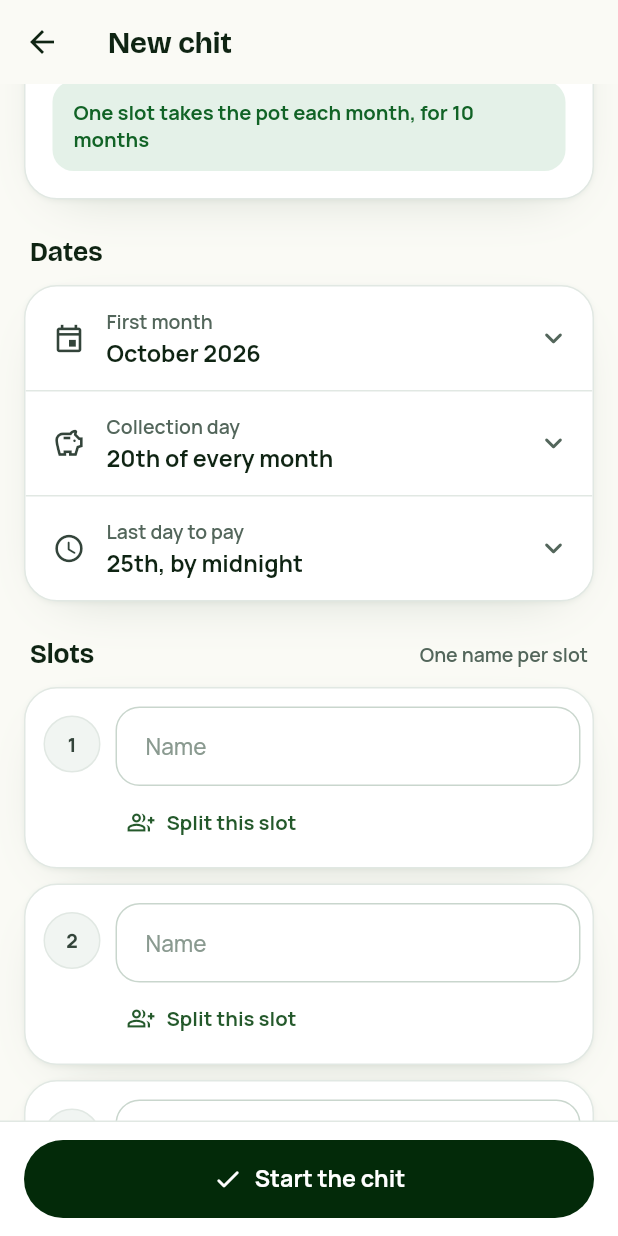
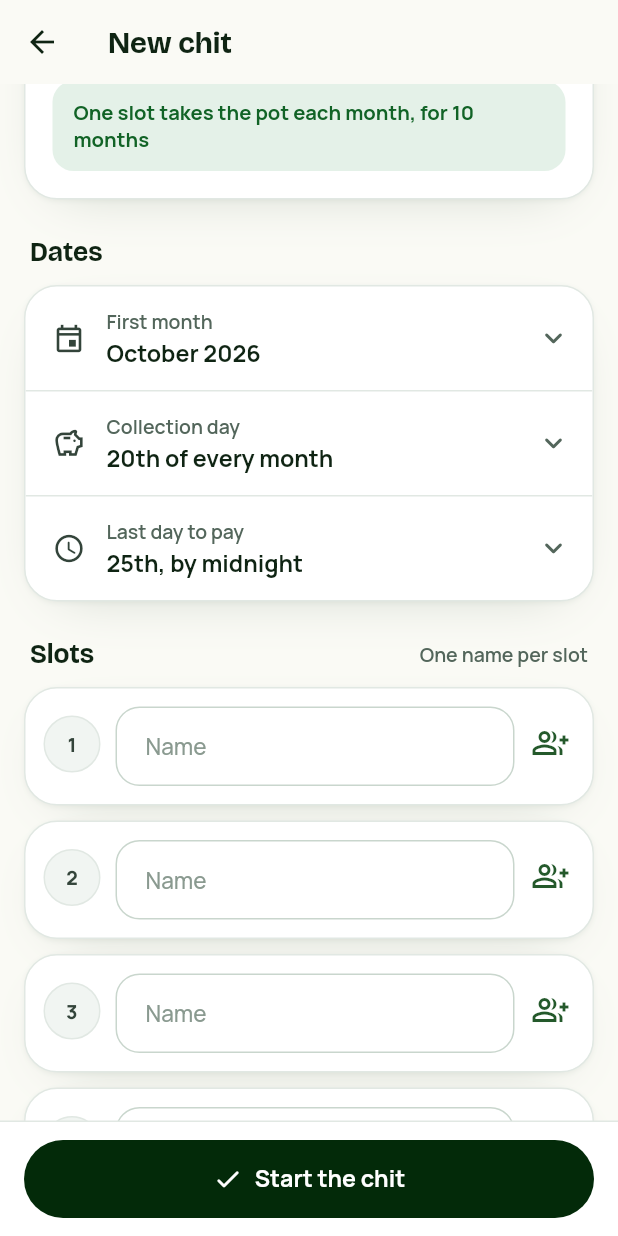
Before and after one commit to NAVICORP/kuree, a Flutter app: the KuriEditorScreen screen opened directly, scrolled down 576 dp, on a phone screen of 412 x 824 dp. Run offline on Flutter 3.47's test engine with Material 3 defaults, Android fonts, the phone set to English and light mode, and no system bars; our stand-ins replace audioplayers, share_plus, shared_preferences, wakelock_plus; missing offline and left inert: flutter_quick_video_encoder, gal; accounts and stored records are empty; project files that could hold a hidden picture were left out.

Commit message:
App: labels shrink to fit, compact slot rows, tidy Malayalam reminder
- Button labels scale down a little instead of being cut off, so long
  Malayalam and Tamil labels stay whole.
- The save bar's Undo and Save share the row, and the reminder buttons
  have a width cap, so neither pushes the text out at 360 dp.
- Slot rows stay one line: a person-add button splits a slot; a shared
  slot lists each person with their part and an "Add a person" button,
  and each name has its own remove button.
- Escape the invisible direction marks in the code-sent sentence.
- Picture tests scroll past the new currency row.

Checked with the Dart analyzer against the Flutter stable sources (no
issues) and the logic tests on the Dart VM (all pass).

Co-Authored-By: Claude Opus 5.5 <noreply@anthropic.com>
Claude-Session: https://claude.ai/code/session_01Sb4k224acfZHz9i2Z4zLUu

```diff
--- a/app/lib/l10n/app_ml.arb
+++ b/app/lib/l10n/app_ml.arb
@@ -115,8 +115,8 @@
   "errEmailLooksWrong": "ആ ഇമെയിൽ ശരിയാണെന്ന് തോന്നുന്നില്ല.",
   "errSignInNotFinished": "സൈൻ ഇൻ പൂർത്തിയായില്ല. വീണ്ടും ശ്രമിക്കുക.",
   "errFile": "ഇപ്പോൾ ഫയൽ ഉണ്ടാക്കാൻ കഴിഞ്ഞില്ല. ഒരു മിനിറ്റ് കഴിഞ്ഞ് വീണ്ടും ശ്രമിക്കുക.",
-  "msgReminder": "നമസ്കാരം {name}, ഒരു ഓർമ്മപ്പെടുത്തൽ: {chit} മാസം {n} ({label}) തവണയായ {amount} {day}-ാം തീയതി അർദ്ധരാത്രിക്കകം അടയ്ക്കണം.",
-  "msgReminderFrom": "നമസ്കാരം {name}, {group} അയയ്ക്കുന്ന ഓർമ്മപ്പെടുത്തൽ: {chit} മാസം {n} ({label}) തവണയായ {amount} {day}-ാം തീയതി അർദ്ധരാത്രിക്കകം അടയ്ക്കണം.",
+  "msgReminder": "നമസ്കാരം {name}, ഒരു ഓർമ്മപ്പെടുത്തൽ: {chit} മാസം {n} ({label}) തവണയായ {amount}, {day}-ാം തീയതി അർദ്ധരാത്രിക്കകം അടയ്ക്കണം.",
+  "msgReminderFrom": "നമസ്കാരം {name}, {group} അയയ്ക്കുന്ന ഓർമ്മപ്പെടുത്തൽ: {chit} മാസം {n} ({label}) തവണയായ {amount}, {day}-ാം തീയതി അർദ്ധരാത്രിക്കകം അടയ്ക്കണം.",
   "msgFineAfter": " അതിനു ശേഷം {fine} പിഴയുണ്ട്.",
   "msgThanks": " നന്ദി.",
   "msgPaidHead": "{month} : അടച്ചവർ",
--- a/app/lib/l10n/strings.dart
+++ b/app/lib/l10n/strings.dart
@@ -2164,8 +2164,8 @@ const Map<String, String> _ml = {
   'errEmailLooksWrong': 'ആ ഇമെയിൽ ശരിയാണെന്ന് തോന്നുന്നില്ല.',
   'errSignInNotFinished': 'സൈൻ ഇൻ പൂർത്തിയായില്ല. വീണ്ടും ശ്രമിക്കുക.',
   'errFile': 'ഇപ്പോൾ ഫയൽ ഉണ്ടാക്കാൻ കഴിഞ്ഞില്ല. ഒരു മിനിറ്റ് കഴിഞ്ഞ് വീണ്ടും ശ്രമിക്കുക.',
-  'msgReminder': 'നമസ്കാരം {name}, ഒരു ഓർമ്മപ്പെടുത്തൽ: {chit} മാസം {n} ({label}) തവണയായ {amount} {day}-ാം തീയതി അർദ്ധരാത്രിക്കകം അടയ്ക്കണം.',
-  'msgReminderFrom': 'നമസ്കാരം {name}, {group} അയയ്ക്കുന്ന ഓർമ്മപ്പെടുത്തൽ: {chit} മാസം {n} ({label}) തവണയായ {amount} {day}-ാം തീയതി അർദ്ധരാത്രിക്കകം അടയ്ക്കണം.',
+  'msgReminder': 'നമസ്കാരം {name}, ഒരു ഓർമ്മപ്പെടുത്തൽ: {chit} മാസം {n} ({label}) തവണയായ {amount}, {day}-ാം തീയതി അർദ്ധരാത്രിക്കകം അടയ്ക്കണം.',
+  'msgReminderFrom': 'നമസ്കാരം {name}, {group} അയയ്ക്കുന്ന ഓർമ്മപ്പെടുത്തൽ: {chit} മാസം {n} ({label}) തവണയായ {amount}, {day}-ാം തീയതി അർദ്ധരാത്രിക്കകം അടയ്ക്കണം.',
   'msgFineAfter': ' അതിനു ശേഷം {fine} പിഴയുണ്ട്.',
   'msgThanks': ' നന്ദി.',
   'msgPaidHead': '{month} : അടച്ചവർ',
--- a/app/lib/ui/kuri_editor.dart
+++ b/app/lib/ui/kuri_editor.dart
@@ -423,30 +423,40 @@ class _KuriEditorScreenState extends State<KuriEditorScreen> {
   Widget _slotRow(int i, S s, Currency cur) {
     final r = rows[i];
     final split = r.length > 1;
+    Widget name(int j) => TextField(
+          controller: r[j].name,
+          textCapitalization: TextCapitalization.words,
+          style: T.bodyStrong,
+          onChanged: (_) => setState(() {}),
+          decoration: InputDecoration(
+            hintText: split ? s.nameN(j + 1) : s.fieldName,
+            isDense: true,
+            suffixIcon: split
+                ? IconButton(
+                    tooltip: s.remove,
+                    onPressed: () => _unsplit(i, j),
+                    icon: const Icon(Icons.close_rounded, size: 20, color: K.muted),
+                  )
+                : null,
+          ),
+        );
     return KCard(
-      padding: const EdgeInsetsDirectional.fromSTEB(12, 12, 8, 6),
+      padding: EdgeInsetsDirectional.fromSTEB(12, 12, split ? 12 : 4, split ? 6 : 12),
       child: Row(crossAxisAlignment: CrossAxisAlignment.start, children: [
         Padding(padding: const EdgeInsets.only(top: 6), child: SlotBadge('${i + 1}', size: 38)),
         const SizedBox(width: Sp.md - 2),
         Expanded(
-          child: Column(crossAxisAlignment: CrossAxisAlignment.stretch, children: [
+          child: split
+              // A shared slot: one line per person, each with their part.
+              ? Column(crossAxisAlignment: CrossAxisAlignment.stretch, children: [
                   for (var j = 0; j < r.length; j++)
                     Padding(
-                padding: EdgeInsets.only(bottom: j < r.length - 1 ? Sp.sm : 0),
+                      padding: const EdgeInsets.only(bottom: Sp.sm),
                       child: Row(children: [
-                  Expanded(
-                    child: TextField(
-                      controller: r[j].name,
-                      textCapitalization: TextCapitalization.words,
-                      style: T.bodyStrong,
-                      onChanged: (_) => setState(() {}),
-                      decoration: InputDecoration(hintText: split ? s.nameN(j + 1) : s.fieldName, isDense: true),
-                    ),
-                  ),
-                  if (split) ...[
-                    const SizedBox(width: 6),
+                        Expanded(child: name(j)),
+                        const SizedBox(width: Sp.sm),
                         SizedBox(
-                      width: cur.symbol.length > 1 ? 120 : 100,
+                          width: cur.symbol.length > 1 ? 120 : 104,
                           child: TextField(
                             controller: r[j].amount,
                             keyboardType: TextInputType.number,
@@ -460,14 +470,6 @@ class _KuriEditorScreenState extends State<KuriEditorScreen> {
                             ),
                           ),
                         ),
-                    IconButton(
-                      tooltip: s.remove,
-                      constraints: const BoxConstraints.tightFor(width: 44, height: 48),
-                      padding: EdgeInsets.zero,
-                      onPressed: () => _unsplit(i, j),
-                      icon: const Icon(Icons.close_rounded, size: 20, color: K.muted),
-                    ),
-                  ],
                       ]),
                     ),
                   if (r.length < 4)
@@ -482,13 +484,18 @@ class _KuriEditorScreenState extends State<KuriEditorScreen> {
                           shape: const StadiumBorder(),
                           textStyle: T.label,
                         ),
-                  icon: const Icon(Icons.group_add_outlined, size: 18),
-                  label: Text(split ? s.addPerson : s.splitSlot),
+                        icon: const Icon(Icons.person_add_alt_1_outlined, size: 18),
+                        label: Text(s.addPerson),
                       ),
-              )
-            else
-              const SizedBox(height: 6),
-          ]),
+                    ),
+                ])
+              : name(0),
+        ),
+        if (!split)
+          IconButton(
+            tooltip: s.splitSlot,
+            onPressed: () => _split(i),
+            icon: const Icon(Icons.group_add_outlined, color: K.green),
           ),
       ]),
     );
--- a/app/lib/ui/widgets.dart
+++ b/app/lib/ui/widgets.dart
@@ -49,12 +49,13 @@ class KButton extends StatelessWidget {
         else if (icon != null)
           Icon(icon, size: small ? 18 : 20, color: fg),
         if (busy || icon != null) SizedBox(width: small ? 6 : 8),
+        // A long label (Malayalam runs long) shrinks a little to fit
+        // rather than losing its end.
         Flexible(
-          child: Text(label,
-              maxLines: 1,
-              overflow: TextOverflow.ellipsis,
-              textAlign: TextAlign.center,
-              style: T.button.copyWith(color: fg, fontSize: small ? 14 : 15.5)),
+          child: FittedBox(
+            fit: BoxFit.scaleDown,
+            child: Text(label, maxLines: 1, textAlign: TextAlign.center, style: T.button.copyWith(color: fg, fontSize: small ? 14 : 15.5)),
+          ),
         ),
       ],
     );
--- a/app/test_screens/screens_test.dart
+++ b/app/test_screens/screens_test.dart
@@ -218,7 +218,7 @@ void main() {
     sized(tester);
     await tester.pumpWidget(phone(KuriEditorScreen(record: boystown())));
     await settle(tester);
-    await tester.drag(find.byType(ListView).first, const Offset(0, -1100));
+    await tester.drag(find.byType(ListView).first, const Offset(0, -1170));
     await shot(tester, '11-edit-slots');
     await tester.drag(find.byType(ListView).first, const Offset(0, -1300));
     await shot(tester, '12-edit-numbers');
--- a/app/test_screens/store_test.dart
+++ b/app/test_screens/store_test.dart
@@ -182,7 +182,7 @@ void main() {
     sized(tester);
     await tester.pumpWidget(phone(KuriEditorScreen(record: riverside())));
     await settle(tester);
-    await tester.drag(find.byType(ListView).first, const Offset(0, -1250));
+    await tester.drag(find.byType(ListView).first, const Offset(0, -1320)); // past the money card, which now starts with the currency
     await store(tester, 'slots-a');
     await tester.drag(find.byType(ListView).first, const Offset(0, -500));
     await store(tester, 'slots-b');
```
Also changed, not shown: app/lib/ui/kuri_screen.dart (+8 -3 lines), app/lib/ui/sheets.dart (+7 -4 lines), app/lib/ui/sign_in.dart (+1 -1 lines). Lines whose indentation alone changed are shown as unchanged.
